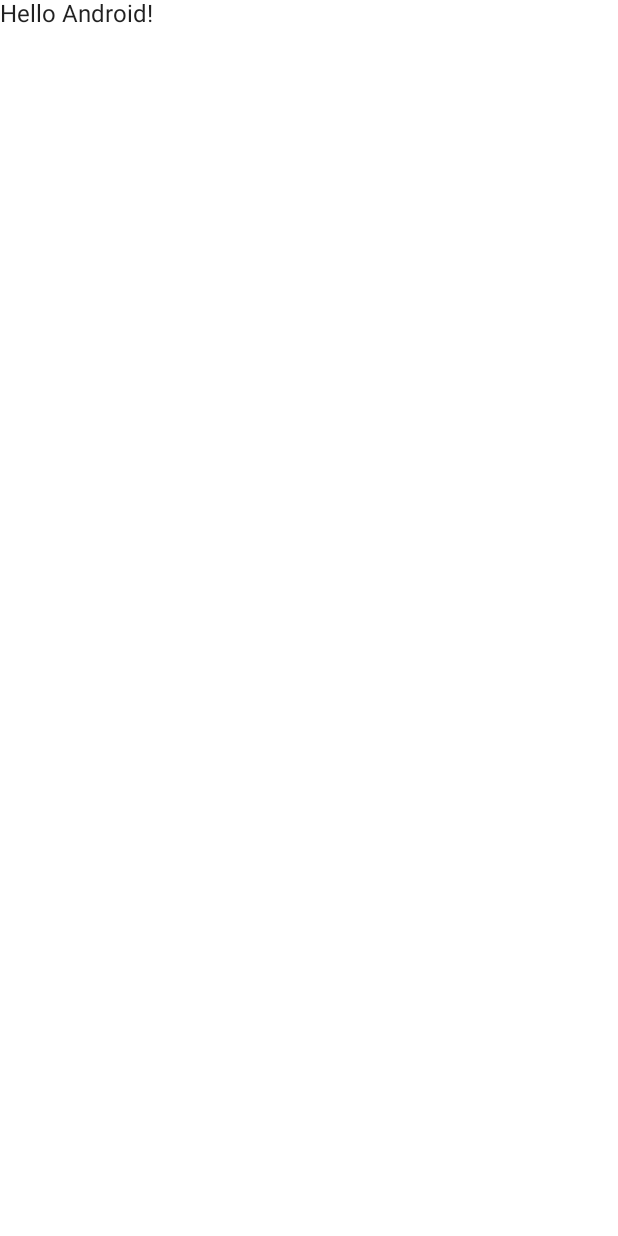
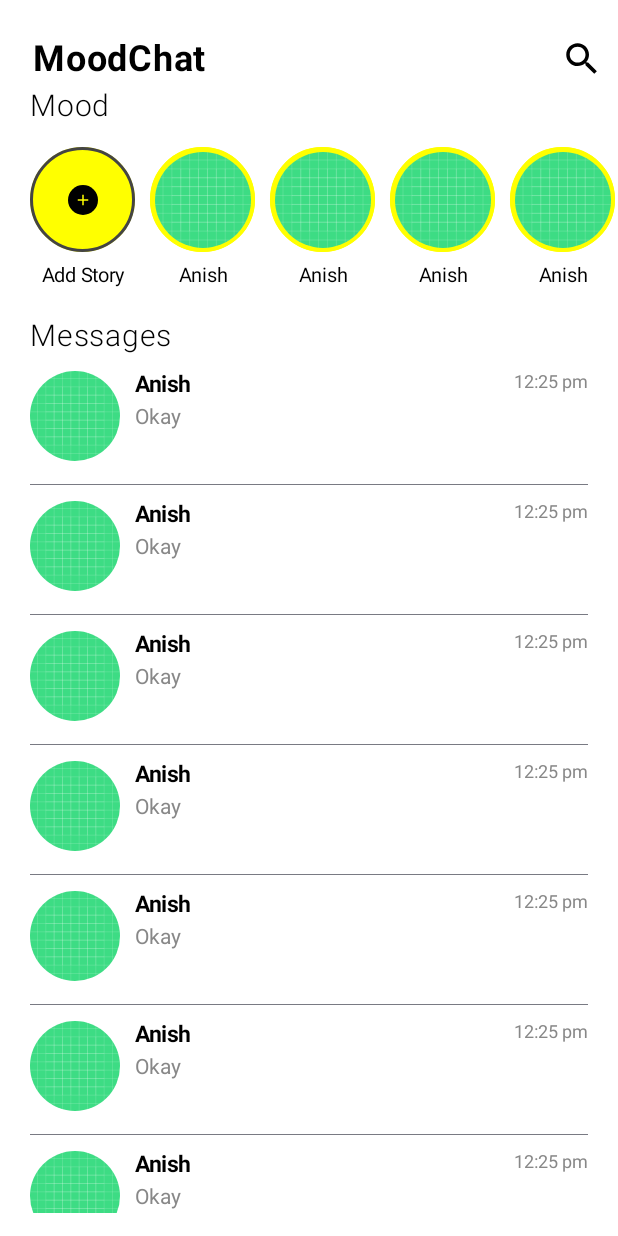
Before and after one commit to anish02shadow/ChatApp, an Android app built with Jetpack Compose: the screen it shows after launch (MainActivity), on a phone screen of 412 x 824 dp. Before the commit the screen is almost empty. Run offline under Robolectric (Android 15) with nearby library versions, the phone set to English and light mode, and no system bars.

Commit message:
Updated Color.kt, Theme.kt, and Type.kt to align with Material Design 3 and added initial HomeScreen UI

```diff
--- a/app/src/main/java/com/example69/chatapp/MainActivity.kt
+++ b/app/src/main/java/com/example69/chatapp/MainActivity.kt
@@ -4,13 +4,11 @@ import android.os.Bundle
 import androidx.activity.ComponentActivity
 import androidx.activity.compose.setContent
 import androidx.compose.foundation.layout.fillMaxSize
-import androidx.compose.material.MaterialTheme
-import androidx.compose.material.Surface
-import androidx.compose.material.Text
-import androidx.compose.runtime.Composable
+import androidx.compose.material3.MaterialTheme
+import androidx.compose.material3.Surface
 import androidx.compose.ui.Modifier
-import androidx.compose.ui.tooling.preview.Preview
 import com.example69.chatapp.ui.theme.ChatappTheme
+import com.example69.chatapp.ui.theme.Screens.HomeScreen
 
 class MainActivity : ComponentActivity() {
     override fun onCreate(savedInstanceState: Bundle?) {
@@ -20,24 +18,11 @@ class MainActivity : ComponentActivity() {
                 // A surface container using the 'background' color from the theme
                 Surface(
                     modifier = Modifier.fillMaxSize(),
-                    color = MaterialTheme.colors.background
+                    color = MaterialTheme.colorScheme.background
                 ) {
-                    Greeting("Android")
+                    HomeScreen()
                 }
             }
         }
     }
 }
-
-@Composable
-fun Greeting(name: String) {
-    Text(text = "Hello $name!")
-}
-
-@Preview(showBackground = true)
-@Composable
-fun DefaultPreview() {
-    ChatappTheme {
-        Greeting("Android")
-    }
-}
--- a/app/src/main/java/com/example69/chatapp/ui/theme/Color.kt
+++ b/app/src/main/java/com/example69/chatapp/ui/theme/Color.kt
@@ -2,7 +2,20 @@ package com.example69.chatapp.ui.theme
 
 import androidx.compose.ui.graphics.Color
 
-val Purple200 = Color(0xFFBB86FC)
-val Purple500 = Color(0xFF6200EE)
-val Purple700 = Color(0xFF3700B3)
-val Teal200 = Color(0xFF03DAC5)
+val Purple80 = Color(0xFFD0BCFF)
+val PurpleGrey80 = Color(0xFFCCC2DC)
+val Pink80 = Color(0xFFEFB8C8)
+
+val Purple40 = Color(0xFF6650a4)
+val PurpleGrey40 = Color(0xFF625b71)
+val Pink40 = Color(0xFF7D5260)
+
+// chat app colors
+val Aqua = Color(0XFF00FFA3)
+val DarkGray = Color(0XFF353535)
+val Yellow = Color(0XFFFFCB45)
+val Gray = Color(0XFF8A91A8)
+val Line = Color(0XFFEFF0F1)
+val Gray400 = Color(0XFFE5E6E9)
+val LightYellow = Color(0XFFFFF1BF)
+val LightRed = Color(0XFFFFE1CC)
--- /dev/null
+++ b/app/src/main/java/com/example69/chatapp/ui/theme/Screens/HomeScreen.kt
@@ -0,0 +1,311 @@
+package com.example69.chatapp.ui.theme.Screens
+
+import android.annotation.SuppressLint
+import androidx.compose.foundation.*
+import androidx.compose.foundation.interaction.MutableInteractionSource
+import androidx.compose.foundation.layout.*
+import androidx.compose.foundation.lazy.LazyColumn
+import androidx.compose.foundation.lazy.LazyRow
+import androidx.compose.foundation.shape.CircleShape
+import androidx.compose.material.icons.Icons
+import androidx.compose.material.icons.filled.Add
+import androidx.compose.material.icons.filled.Search
+import androidx.compose.material3.Divider
+import androidx.compose.material3.Icon
+import androidx.compose.material3.IconButton
+import androidx.compose.material3.Text
+import androidx.compose.runtime.Composable
+import androidx.compose.ui.Alignment
+import androidx.compose.ui.Alignment.Companion.CenterHorizontally
+import androidx.compose.ui.Modifier
+import androidx.compose.ui.composed
+import androidx.compose.ui.draw.clip
+import androidx.compose.ui.graphics.Color
+import androidx.compose.ui.graphics.Color.Companion.Black
+import androidx.compose.ui.graphics.Color.Companion.DarkGray
+import androidx.compose.ui.graphics.Color.Companion.Gray
+import androidx.compose.ui.graphics.Color.Companion.White
+import androidx.compose.ui.graphics.Color.Companion.Yellow
+import androidx.compose.ui.res.painterResource
+import androidx.compose.ui.text.SpanStyle
+import androidx.compose.ui.text.TextStyle
+import androidx.compose.ui.text.buildAnnotatedString
+import androidx.compose.ui.text.font.FontWeight
+import androidx.compose.ui.text.withStyle
+import androidx.compose.ui.unit.dp
+import androidx.compose.ui.unit.sp
+
+
+@Composable
+fun HomeScreen(
+) {
+    Box(
+        modifier = Modifier
+            .fillMaxSize()
+            .background(White)
+    ) {
+
+        Column(
+            modifier = Modifier
+                .fillMaxSize()
+                .padding()
+        ) {
+            HeaderOrViewStory()
+            Box(
+                modifier = Modifier
+                    .fillMaxSize()
+                    .background(White)
+
+
+            ) {
+                Text(text = "Messages",
+                    color = Black,
+                    fontSize = 20.sp,
+                    fontWeight = FontWeight.W300,
+                modifier = Modifier.padding(top= 5.dp, start = 20.dp))
+
+                LazyColumn(
+                    modifier = Modifier.padding(bottom = 15.dp, top = 35.dp)
+                ) {
+                    items(7, key = null ) {
+                        UserEachRow() {
+                            //navHostController.navigate(to the next screen)
+                        }
+                    }
+                }
+            }
+        }
+
+    }
+
+}
+
+@Composable
+fun HeaderOrViewStory() {
+    Column(
+        modifier = Modifier
+            .fillMaxWidth()
+            .background(White)
+/*            .border(
+                width = 1.dp,
+                color = Gray,
+                shape = RoundedCornerShape(
+                    topStart = 0.dp,
+                    topEnd = 0.dp,
+                    bottomStart = 30.dp,
+                    bottomEnd = 30.dp
+                )
+            )*/
+            .padding(start = 20.dp,top = 25.dp)
+    ) {
+        Searchbar()
+        Column(
+            modifier = Modifier
+                .fillMaxWidth()
+                .padding(top = 5.dp)
+        ) {
+            Header()
+            ViewStoryLayout()
+        }
+    }
+}
+
+@Composable
+fun Searchbar(){
+    Row(horizontalArrangement = Arrangement.SpaceBetween, modifier = Modifier
+        .padding(2.dp, end = 10.dp)
+        .fillMaxWidth()) {
+
+        Text(text = "MoodChat",
+            color = Black,
+            fontSize = 24.sp,
+            fontWeight = FontWeight.Bold)
+
+        Icon(Icons.Default.Search,
+            tint = Black,
+            modifier = Modifier
+                .size(28.dp)
+                .padding(end = 0.dp),
+            contentDescription = "Search Bar")
+    }
+}
+
+@Composable
+fun ViewStoryLayout() {
+    LazyRow(modifier = Modifier.padding(vertical = 15.dp)) {
+        item {
+            AddStoryLayout()
+            Spacer(modifier = Modifier.width(10.dp))
+        }
+        items(7,key = null){
+            UserStory()
+        }
+    }
+}
+
+
+
+
+@Composable
+fun UserEachRow(
+    onClick: () -> Unit
+) {
+
+    Box(
+        modifier = Modifier
+            .fillMaxWidth()
+            .background(White)
+            .noRippleEffect { onClick() }
+            .padding(horizontal = 20.dp, vertical = 5.dp),
+    ) {
+        Column {
+            Row(
+                modifier = Modifier.fillMaxWidth(),
+                horizontalArrangement = Arrangement.SpaceBetween
+            ) {
+                Row {
+                   Image(painter = painterResource(id = com.example69.chatapp.R.drawable.ic_launcher_background),
+                       contentDescription = "photo of user",
+                   modifier = Modifier
+                       .size(60.dp)
+                       .clip(CircleShape))
+                    Spacer(modifier = Modifier.width(10.dp))
+                    Column {
+                        Text(
+                            text = "Anish", style = TextStyle(
+                                color = Color.Black, fontSize = 15.sp, fontWeight = FontWeight.Bold
+                            )
+                        )
+                        Spacer(modifier = Modifier.height(5.dp))
+                        Text(
+                            text = "Okay", style = TextStyle(
+                                color = Gray, fontSize = 14.sp
+                            )
+                        )
+                    }
+
+                }
+                Text(
+                    text ="12:25 pm", style = TextStyle(
+                        color = Gray, fontSize = 12.sp
+                    )
+                )
+            }
+            Spacer(modifier = Modifier.height(15.dp))
+            Divider(modifier = Modifier.fillMaxWidth(), thickness = 0.dp)
+        }
+    }
+
+}
+
+@Composable
+fun UserStory(
+    modifier: Modifier = Modifier
+) {
+    Column(
+        modifier = modifier.padding(end = 10.dp)
+    ) {
+        Box(
+            modifier = Modifier
+                .border(1.dp, Yellow, CircleShape)
+                .background(Yellow, shape = CircleShape)
+                .size(70.dp),
+            contentAlignment = Alignment.Center
+        ) {
+            Image(painter = painterResource(id = com.example69.chatapp.R.drawable.ic_launcher_background),
+                modifier = Modifier
+                    .size(64.dp)
+                    .clip(CircleShape),
+                contentDescription = "Photo of user")
+        }
+        Spacer(modifier = Modifier.height(8.dp))
+        Text(
+            text = "Anish", style = TextStyle(
+                color = Black, fontSize = 13.sp,
+            ), modifier = Modifier.align(CenterHorizontally)
+        )
+
+    }
+}
+
+
+@Composable
+fun AddStoryLayout(
+    modifier: Modifier = Modifier
+) {
+    Column(
+        modifier = modifier
+    ) {
+        Box(
+            modifier = Modifier
+                .border(2.dp, DarkGray, shape = CircleShape)
+                .background(Yellow, shape = CircleShape)
+                .size(70.dp),
+            contentAlignment = Alignment.Center
+        ) {
+            Box(
+                modifier = Modifier
+                    .size(20.dp)
+                    .background(Black, CircleShape),
+                contentAlignment = Alignment.Center
+            ) {
+                IconButton(onClick = { /*TODO*/ },) {
+                    Icon(Icons.Default.Add,
+                        tint = Yellow,
+                        modifier = Modifier.size(12.dp),
+                        contentDescription = "Add Story")
+                }
+            }
+        }
+        Spacer(modifier = Modifier.height(8.dp))
+        Text(
+            text = "Add Story", style = TextStyle(
+                color = Black, fontSize = 13.sp,
+            ), modifier = Modifier.align(CenterHorizontally)
+        )
+
+    }
+
+}
+
+@Composable
+fun Header() {
+
+    val annotatedString = buildAnnotatedString {
+        withStyle(
+            style = SpanStyle(
+                color = White,
+                fontSize = 20.sp,
+                fontWeight = FontWeight.W300
+            )
+        ) {
+            append("Welcome Back!")
+        }
+        withStyle(
+            style = SpanStyle(
+                color = White,
+                fontWeight = FontWeight.Bold,
+                fontSize = 20.sp,
+            )
+        ) {
+            append(" Anish")
+        }
+    }
+
+    //Text(text = annotatedString)
+    Text(text = "Mood",
+        color = Black,
+        fontSize = 20.sp,
+        fontWeight = FontWeight.W300)
+
+}
+
+@SuppressLint("UnnecessaryComposedModifier")
+fun Modifier.noRippleEffect(onClick: () -> Unit) = composed {
+    clickable(
+        interactionSource = MutableInteractionSource(),
+        indication = null
+    ) {
+        onClick()
+    }
+}
--- a/app/src/main/java/com/example69/chatapp/ui/theme/Shape.kt
+++ /dev/null
@@ -1,11 +0,0 @@
-package com.example69.chatapp.ui.theme
-
-import androidx.compose.foundation.shape.RoundedCornerShape
-import androidx.compose.material.Shapes
-import androidx.compose.ui.unit.dp
-
-val Shapes = Shapes(
-    small = RoundedCornerShape(4.dp),
-    medium = RoundedCornerShape(4.dp),
-    large = RoundedCornerShape(0.dp)
-)
--- a/app/src/main/java/com/example69/chatapp/ui/theme/Theme.kt
+++ b/app/src/main/java/com/example69/chatapp/ui/theme/Theme.kt
@@ -1,44 +1,68 @@
 package com.example69.chatapp.ui.theme
 
+import android.app.Activity
+import android.os.Build
 import androidx.compose.foundation.isSystemInDarkTheme
-import androidx.compose.material.MaterialTheme
-import androidx.compose.material.darkColors
-import androidx.compose.material.lightColors
+import androidx.compose.material3.*
 import androidx.compose.runtime.Composable
+import androidx.compose.runtime.SideEffect
+import androidx.compose.ui.platform.LocalContext
+import androidx.compose.ui.platform.LocalView
+import androidx.core.view.WindowCompat
 
-private val DarkColorPalette = darkColors(
-    primary = Purple200,
-    primaryVariant = Purple700,
-    secondary = Teal200
+
+private val DarkColorScheme = darkColorScheme(
+    primary = Purple80,
+    secondary = PurpleGrey80,
+    tertiary = Pink80
 )
 
-private val LightColorPalette = lightColors(
-    primary = Purple500,
-    primaryVariant = Purple700,
-    secondary = Teal200
+private val LightColorScheme = lightColorScheme(
+    primary = Purple40,
+    secondary = PurpleGrey40,
+    tertiary = Pink40
 
     /* Other default colors to override
-    background = Color.White,
-    surface = Color.White,
+    background = Color(0xFFFFFBFE),
+    surface = Color(0xFFFFFBFE),
     onPrimary = Color.White,
-    onSecondary = Color.Black,
-    onBackground = Color.Black,
-    onSurface = Color.Black,
+    onSecondary = Color.White,
+    onTertiary = Color.White,
+    onBackground = Color(0xFF1C1B1F),
+    onSurface = Color(0xFF1C1B1F),
     */
 )
 
+
 @Composable
-fun ChatappTheme(darkTheme: Boolean = isSystemInDarkTheme(), content: @Composable () -> Unit) {
-    val colors = if (darkTheme) {
-        DarkColorPalette
-    } else {
-        LightColorPalette
+fun ChatappTheme(
+    darkTheme: Boolean = isSystemInDarkTheme(),
+    // Dynamic color is available on Android 12+
+    dynamicColor: Boolean = true,
+    content: @Composable () -> Unit
+) {
+    val colorScheme = when {
+        dynamicColor && Build.VERSION.SDK_INT >= Build.VERSION_CODES.S -> {
+            val context = LocalContext.current
+            if (darkTheme) dynamicDarkColorScheme(context) else dynamicLightColorScheme(context)
+        }
+
+        darkTheme -> DarkColorScheme
+        else -> LightColorScheme
+    }
+    val view = LocalView.current
+    if (!view.isInEditMode) {
+        SideEffect {
+            val window = (view.context as Activity).window
+            /*window.statusBarColor = DarkOrange.toArgb()
+            window.navigationBarColor = DarkOrange.toArgb()*/
+            WindowCompat.getInsetsController(window, view).isAppearanceLightStatusBars = darkTheme
+        }
     }
 
     MaterialTheme(
-        colors = colors,
+        colorScheme = colorScheme,
         typography = Typography,
-        shapes = Shapes,
         content = content
     )
 }
--- a/app/src/main/java/com/example69/chatapp/ui/theme/Type.kt
+++ b/app/src/main/java/com/example69/chatapp/ui/theme/Type.kt
@@ -1,6 +1,6 @@
 package com.example69.chatapp.ui.theme
 
-import androidx.compose.material.Typography
+import androidx.compose.material3.Typography
 import androidx.compose.ui.text.TextStyle
 import androidx.compose.ui.text.font.FontFamily
 import androidx.compose.ui.text.font.FontWeight
@@ -8,21 +8,27 @@ import androidx.compose.ui.unit.sp
 
 // Set of Material typography styles to start with
 val Typography = Typography(
-    body1 = TextStyle(
+    bodyLarge = TextStyle(
         fontFamily = FontFamily.Default,
         fontWeight = FontWeight.Normal,
-        fontSize = 16.sp
+        fontSize = 16.sp,
+        lineHeight = 24.sp,
+        letterSpacing = 0.5.sp
     )
     /* Other default text styles to override
-    button = TextStyle(
-        fontFamily = FontFamily.Default,
-        fontWeight = FontWeight.W500,
-        fontSize = 14.sp
-    ),
-    caption = TextStyle(
+    titleLarge = TextStyle(
         fontFamily = FontFamily.Default,
         fontWeight = FontWeight.Normal,
-        fontSize = 12.sp
+        fontSize = 22.sp,
+        lineHeight = 28.sp,
+        letterSpacing = 0.sp
+    ),
+    labelSmall = TextStyle(
+        fontFamily = FontFamily.Default,
+        fontWeight = FontWeight.Medium,
+        fontSize = 11.sp,
+        lineHeight = 16.sp,
+        letterSpacing = 0.5.sp
     )
     */
 )
```
